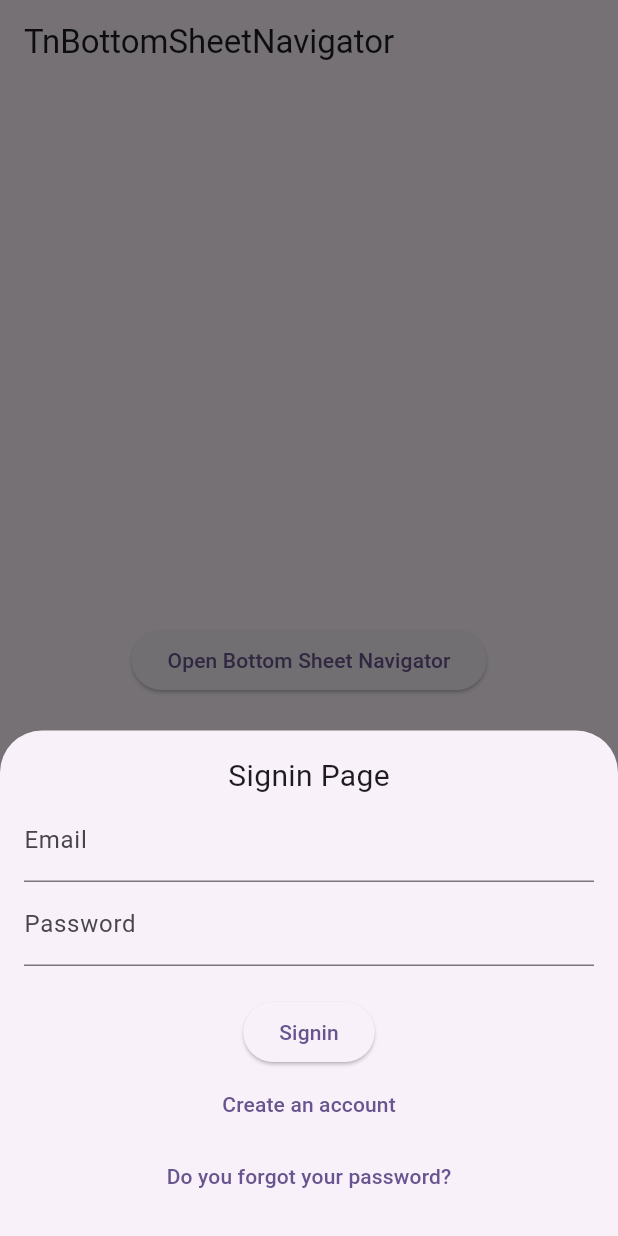
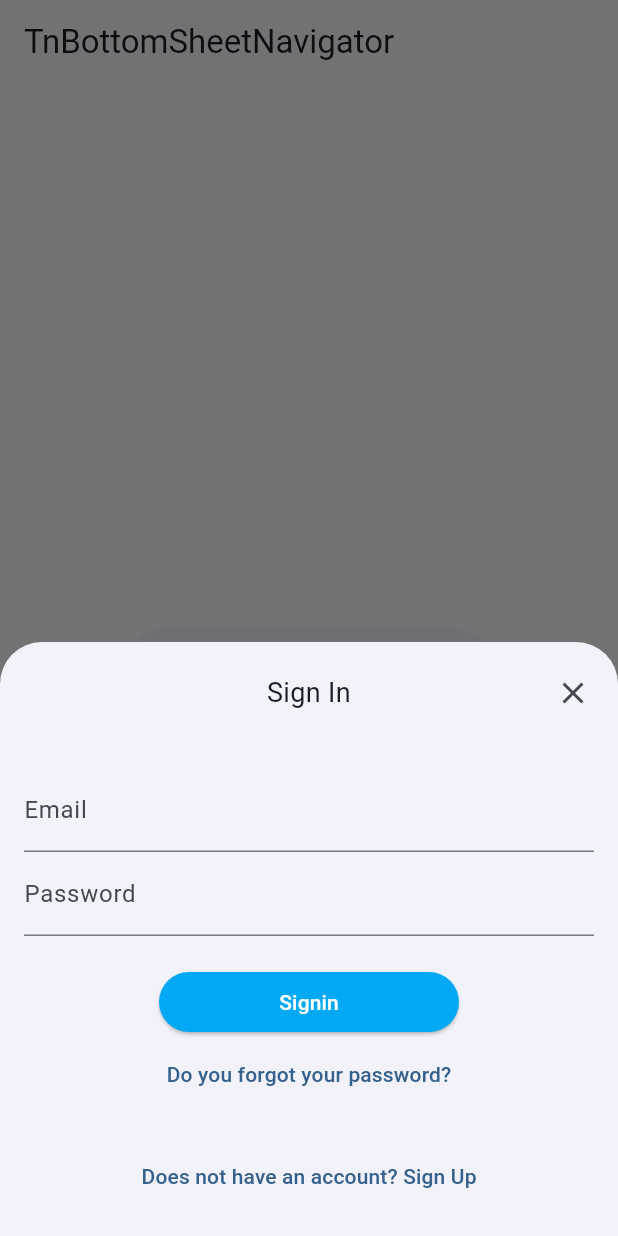
Before and after one commit to jordy-garcia/tn_bottom_sheet_navigator, a Flutter app: the screen it shows after launch, after a tap on "Open Bottom Sheet Navigator", on a phone screen of 412 x 824 dp. Run offline on Flutter 3.47's test engine with Material 3 defaults, Android fonts, the phone set to English and light mode, and no system bars; our stand-ins replace equatable.

Commit message:
feat: add custom scaffold & appbar with nav controls

```diff
--- a/example/lib/forgot_password_page.dart
+++ b/example/lib/forgot_password_page.dart
@@ -1,5 +1,5 @@
 import 'package:flutter/material.dart';
-import 'package:tn_bottom_sheet_navigator/extensions/tn_context_extensions.dart';
+import 'package:tn_bottom_sheet_navigator/tn_bottom_sheet_navigator.dart';
 
 class ForgotPasswordPage extends StatelessWidget {
   const ForgotPasswordPage({super.key, required this.email});
@@ -8,18 +8,17 @@ class ForgotPasswordPage extends StatelessWidget {
 
   @override
   Widget build(BuildContext context) {
-    return Container(
+    return TnBottomSheetScaffold(
+      appBar: const TnBottomSheetAppBar(
+        title: 'Forgot Password',
+        showCloseIcon: true,
+      ),
+      child: Container(
         width: MediaQuery.of(context).size.width,
         padding: const EdgeInsets.all(16),
         child: Column(
           mainAxisSize: MainAxisSize.min,
           children: [
-          const Text(
-            'Forgot Password Page',
-            style: TextStyle(
-              fontSize: 20,
-            ),
-          ),
             TextFormField(
               decoration: const InputDecoration(
                 label: Text('Email'),
@@ -27,12 +26,21 @@ class ForgotPasswordPage extends StatelessWidget {
               initialValue: email,
             ),
             const SizedBox(height: 20),
-          ElevatedButton(onPressed: () {}, child: const Text('Reset Password')),
-          TextButton(
-            child: const Text('Signin'),
-            onPressed: () => context.tnRouter.pop(),
+            ElevatedButton(
+              onPressed: () {},
+              style: const ButtonStyle(
+                backgroundColor:
+                    WidgetStatePropertyAll<Color>(Colors.lightBlue),
+              ),
+              child: const Text(
+                'Reset Password',
+                style: TextStyle(
+                  color: Colors.white,
+                ),
+              ),
             ),
           ],
+        ),
       ),
     );
   }
--- a/example/lib/main.dart
+++ b/example/lib/main.dart
@@ -18,7 +18,7 @@ void main() {
     ),
     TnBottomSheetRoute(
       path: 'signin',
-      builder: (_, __) => const SignInPage(),
+      builder: (_, __) => SignInPage(),
     ),
     TnBottomSheetRoute(
       path: 'signup',
@@ -36,8 +36,9 @@ class MyApp extends StatelessWidget {
     return MaterialApp(
       title: 'TnBottomSheetNavigator Sample',
       theme: ThemeData(
-        colorScheme: ColorScheme.fromSeed(seedColor: Colors.deepPurple),
+        colorScheme: ColorScheme.fromSeed(seedColor: Colors.blue),
         useMaterial3: true,
+        primaryColor: Colors.lightBlue,
       ),
       home: const AppContent(),
     );
--- a/example/lib/signin_page.dart
+++ b/example/lib/signin_page.dart
@@ -1,24 +1,26 @@
 import 'package:flutter/material.dart';
-import 'package:tn_bottom_sheet_navigator/extensions/tn_context_extensions.dart';
+import 'package:tn_bottom_sheet_navigator/tn_bottom_sheet_navigator.dart';
 
 class SignInPage extends StatelessWidget {
-  const SignInPage({super.key});
+  SignInPage({super.key});
+
+  final TextEditingController _emailController = TextEditingController();
 
   @override
   Widget build(BuildContext context) {
-    return Container(
+    return TnBottomSheetScaffold(
+      appBar: const TnBottomSheetAppBar(
+        title: 'Sign In',
+        showCloseIcon: true,
+      ),
+      child: Container(
         width: MediaQuery.of(context).size.width,
         padding: const EdgeInsets.all(16),
         child: Column(
           mainAxisSize: MainAxisSize.min,
           children: [
-          const Text(
-            'Signin Page',
-            style: TextStyle(
-              fontSize: 20,
-            ),
-          ),
             TextFormField(
+              controller: _emailController,
               decoration: const InputDecoration(
                 label: Text('Email'),
               ),
@@ -29,19 +31,38 @@ class SignInPage extends StatelessWidget {
               ),
             ),
             const SizedBox(height: 20),
-          ElevatedButton(onPressed: () {}, child: const Text('Signin')),
-          TextButton(
-            child: const Text('Create an account'),
-            onPressed: () => context.tnRouter.push('signup'),
+            SizedBox(
+              width: 200,
+              child: ElevatedButton(
+                onPressed: () {},
+                style: const ButtonStyle(
+                  backgroundColor:
+                      WidgetStatePropertyAll<Color>(Colors.lightBlue),
+                ),
+                child: const Text(
+                  'Signin',
+                  style: TextStyle(
+                    color: Colors.white,
+                  ),
+                ),
+              ),
             ),
             TextButton(
               child: const Text('Do you forgot your password?'),
               onPressed: () => context.tnRouter.push(
                 'forgot-password',
-              params: {"email": "test@email.com"},
+                params: {
+                  "email": _emailController.value.text,
+                },
               ),
             ),
+            const SizedBox(height: 20),
+            TextButton(
+              child: const Text('Does not have an account? Sign Up'),
+              onPressed: () => context.tnRouter.push('signup'),
+            ),
           ],
+        ),
       ),
     );
   }
--- a/example/lib/signup_page.dart
+++ b/example/lib/signup_page.dart
@@ -1,23 +1,19 @@
 import 'package:flutter/material.dart';
-import 'package:tn_bottom_sheet_navigator/extensions/tn_context_extensions.dart';
+import 'package:tn_bottom_sheet_navigator/tn_bottom_sheet_navigator.dart';
 
 class SignUpPage extends StatelessWidget {
   const SignUpPage({super.key});
 
   @override
   Widget build(BuildContext context) {
-    return Container(
+    return TnBottomSheetScaffold(
+      appBar: const TnBottomSheetAppBar(title: "Sign Up", showCloseIcon: true),
+      child: Container(
         width: MediaQuery.of(context).size.width,
         padding: const EdgeInsets.all(16),
         child: Column(
           mainAxisSize: MainAxisSize.min,
           children: [
-          const Text(
-            'Signup Page',
-            style: TextStyle(
-              fontSize: 20,
-            ),
-          ),
             TextFormField(
               decoration: const InputDecoration(
                 label: Text('Email'),
@@ -34,12 +30,21 @@ class SignUpPage extends StatelessWidget {
               ),
             ),
             const SizedBox(height: 20),
-          ElevatedButton(onPressed: () {}, child: const Text('Signup')),
-          TextButton(
-            child: const Text('Signin'),
-            onPressed: () => context.tnRouter.pop(),
+            ElevatedButton(
+              onPressed: () {},
+              style: const ButtonStyle(
+                backgroundColor:
+                    WidgetStatePropertyAll<Color>(Colors.lightBlue),
+              ),
+              child: const Text(
+                'Signup',
+                style: TextStyle(
+                  color: Colors.white,
+                ),
+              ),
             ),
           ],
+        ),
       ),
     );
   }
--- a/lib/core/entities/tn_bottom_sheet_route.dart
+++ b/lib/core/entities/tn_bottom_sheet_route.dart
@@ -21,7 +21,8 @@ class TnBottomSheetRoute extends Equatable {
   /// {@template route_builder}
   /// The builder method to create the widget
   /// {@endtemplate}
-  final Function(BuildContext context, Map<String, dynamic> params) builder;
+  final Widget Function(BuildContext context, Map<String, dynamic> params)
+      builder;
 
   /// {@template route_params}
   /// The params for the route, this is most used while navigation
--- a/lib/tn_bottom_sheet_navigator.dart
+++ b/lib/tn_bottom_sheet_navigator.dart
@@ -5,3 +5,7 @@ export 'package:tn_bottom_sheet_navigator/core/entities/tn_bottom_sheet_settings
 export 'package:tn_bottom_sheet_navigator/core/tn_router.dart';
 export 'package:tn_bottom_sheet_navigator/core/tn_bottom_sheet_trigger.dart';
 export 'package:tn_bottom_sheet_navigator/extensions/tn_context_extensions.dart';
+export 'package:tn_bottom_sheet_navigator/widgets/tn_bottom_sheet_scaffold.dart';
+export 'package:tn_bottom_sheet_navigator/widgets/tn_bottom_sheet_appbar.dart';
+export 'package:tn_bottom_sheet_navigator/widgets/tn_bottom_sheet_appbar_theme.dart';
+export 'package:tn_bottom_sheet_navigator/widgets/tn_bottom_sheet_navigator_builder.dart';
--- /dev/null
+++ b/lib/widgets/tn_bottom_sheet_appbar.dart
@@ -0,0 +1,101 @@
+import 'package:flutter/material.dart';
+import 'package:tn_bottom_sheet_navigator/extensions/tn_context_extensions.dart';
+import 'package:tn_bottom_sheet_navigator/widgets/tn_bottom_sheet_appbar_theme.dart';
+
+/// {@template TnBottomSheetAppBar}
+/// Creates a TnBottomSheetAppBar
+/// {@endtemplate}
+class TnBottomSheetAppBar extends StatelessWidget {
+  const TnBottomSheetAppBar({
+    super.key,
+    this.showCloseIcon = false,
+    this.customTitle,
+    this.title,
+    this.theme,
+  });
+
+  /// {@template TnBottomSheetAppBar_showCloseIcon}
+  /// Controls whether we should display a close icon
+  ///
+  /// if true the closeIcon is displayed and it closes the TnBottomSheetNavigator
+  /// no matter if the dismissable prop was set as false
+  /// {@endtemplate}
+  final bool showCloseIcon;
+
+  /// {@template TnBottomSheetAppBar_customTitle}
+  /// Creates a custom title Widget
+  ///
+  /// if [TnBottomSheetAppBar.title] is not null the [TnBottomSheetAppBar.customTitle]
+  /// won't be displayed, the [TnBottomSheetAppBar.title] has priority
+  /// {@endtemplate}
+  final Widget? customTitle;
+
+  /// {@template TnBottomSheetAppBar_title}
+  /// String title
+  /// {@endtemplate}
+  final String? title;
+
+  /// {@template TnBottomSheetAppBar_theme}
+  /// Creates a theme for [TnBottomSheetAppBar]
+  ///
+  /// if [TnBottomSheetAppBar.theme] is not provided it will use the
+  /// default theme
+  /// {@endtemplate}
+  final TnBottomSheetAppBarTheme? theme;
+
+  @override
+  Widget build(BuildContext context) {
+    final appBarTheme = theme ?? const TnBottomSheetAppBarTheme();
+
+    return Padding(
+      padding: appBarTheme.padding,
+      child: Row(
+        children: [
+          SizedBox(
+            width: 40,
+            child: context.tnRouter.canPop
+                ? BackButton(onPressed: () => context.tnRouter.pop())
+                : const SizedBox.shrink(),
+          ),
+          Expanded(
+            flex: 2,
+            child: _buildAppBarTitle(context, theme: appBarTheme),
+          ),
+          SizedBox(
+            width: 40,
+            child: showCloseIcon
+                ? IconButton(
+                    onPressed: () => Navigator.of(context).pop(),
+                    icon: Icon(
+                      Icons.close,
+                      size: appBarTheme.closeIconSize,
+                    ),
+                  )
+                : const SizedBox.shrink(),
+          ),
+        ],
+      ),
+    );
+  }
+
+  Widget _buildAppBarTitle(
+    BuildContext context, {
+    required TnBottomSheetAppBarTheme theme,
+  }) {
+    if (title != null) {
+      return Center(
+        child: Text(
+          title!,
+          style: theme.titleTextStyle,
+          textAlign: TextAlign.center,
+        ),
+      );
+    }
+
+    if (customTitle != null) {
+      return customTitle!;
+    }
+
+    return const SizedBox.shrink();
+  }
+}
--- /dev/null
+++ b/lib/widgets/tn_bottom_sheet_appbar_theme.dart
@@ -0,0 +1,54 @@
+import 'package:equatable/equatable.dart';
+import 'package:flutter/material.dart';
+
+/// {@template TnBottomSheetAppBarTheme}
+/// Creates a TnBottomSheetAppBarTheme
+/// {@endtemplate}
+class TnBottomSheetAppBarTheme extends Equatable {
+  /// {@template TnBottomSheetAppBarTheme_closeIconSize}
+  /// Controls the closeIcon size
+  /// {@endtemplate}
+  final double closeIconSize;
+
+  /// {@template TnBottomSheetAppBarTheme_titleTextStyle}
+  /// Controls the String title TextStyle
+  /// {@endtemplate}
+  final TextStyle titleTextStyle;
+
+  /// {@template TnBottomSheetAppBarTheme_padding}
+  /// Controls the TnBottomSheetAppBar padding
+  /// {@endtemplate}
+  final EdgeInsets padding;
+
+  const TnBottomSheetAppBarTheme({
+    this.closeIconSize = 24,
+    this.titleTextStyle = const TextStyle(
+      fontSize: 18,
+    ),
+    this.padding = const EdgeInsets.all(10.0),
+  });
+
+  /// {@template TnBottomSheetAppBarTheme_copyWith}
+  /// Creates a TnBottomSheetAppBarTheme copy with changes
+  ///
+  /// if a prop is not passed it will use the prop from the source
+  /// you'd be making the copy
+  /// {@endtemplate}
+  TnBottomSheetAppBarTheme copyWith({
+    double? closeIconSize,
+    TextStyle? titleTextStyle,
+    EdgeInsets? padding,
+  }) =>
+      TnBottomSheetAppBarTheme(
+        closeIconSize: closeIconSize ?? this.closeIconSize,
+        titleTextStyle: titleTextStyle ?? this.titleTextStyle,
+        padding: padding ?? this.padding,
+      );
+
+  @override
+  List<Object?> get props => [
+        closeIconSize,
+        titleTextStyle,
+        padding,
+      ];
+}
--- /dev/null
+++ b/lib/widgets/tn_bottom_sheet_scaffold.dart
@@ -0,0 +1,34 @@
+import 'package:flutter/material.dart';
+import 'package:tn_bottom_sheet_navigator/widgets/tn_bottom_sheet_appbar.dart';
+
+/// {@template TnBottomSheetScaffold}
+/// Creates a TnBottomSheetScaffold
+/// {@endtemplate}
+class TnBottomSheetScaffold extends StatelessWidget {
+  const TnBottomSheetScaffold({
+    super.key,
+    required this.child,
+    required this.appBar,
+  });
+
+  /// {@template TnBottomSheetScaffold_child}
+  /// Creates a widget that insets its child
+  /// {@endtemplate}
+  final Widget child;
+
+  /// {@template TnBottomSheetScaffold_appBar}
+  /// Creates a TnBottomSheetAppBar
+  /// {@endtemplate}
+  final TnBottomSheetAppBar appBar;
+
+  @override
+  Widget build(BuildContext context) {
+    return Column(
+      mainAxisSize: MainAxisSize.min,
+      children: [
+        appBar,
+        child,
+      ],
+    );
+  }
+}
--- a/pubspec.yaml
+++ b/pubspec.yaml
@@ -2,7 +2,7 @@ name: tn_bottom_sheet_navigator
 description: >-
   A modal bottom sheet with internal navigation and dynamic size (height)
   based on content.
-version: 0.0.4
+version: 0.0.5
 repository: https://github.com/jordy-garcia/tn_bottom_sheet_navigator
 
 environment:
```
Also changed, not shown: images/sample.gif, 1 other file. Lines whose indentation alone changed are shown as unchanged.
